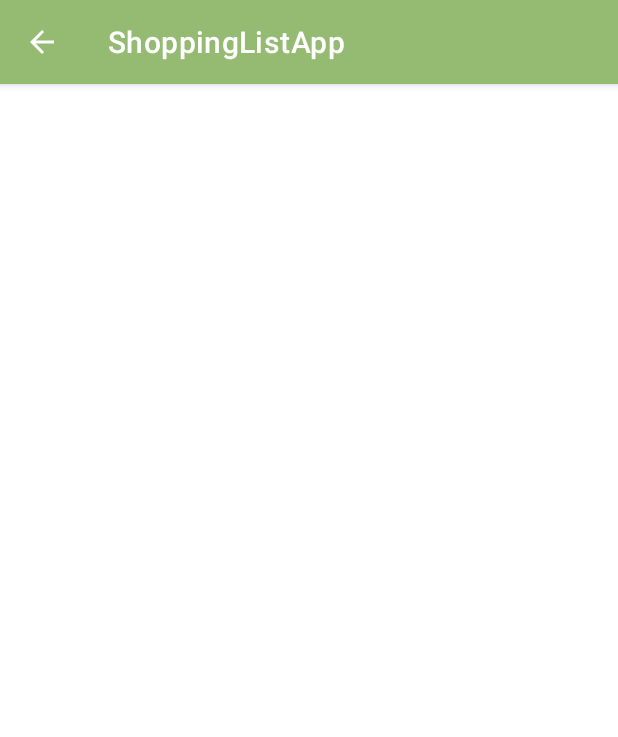
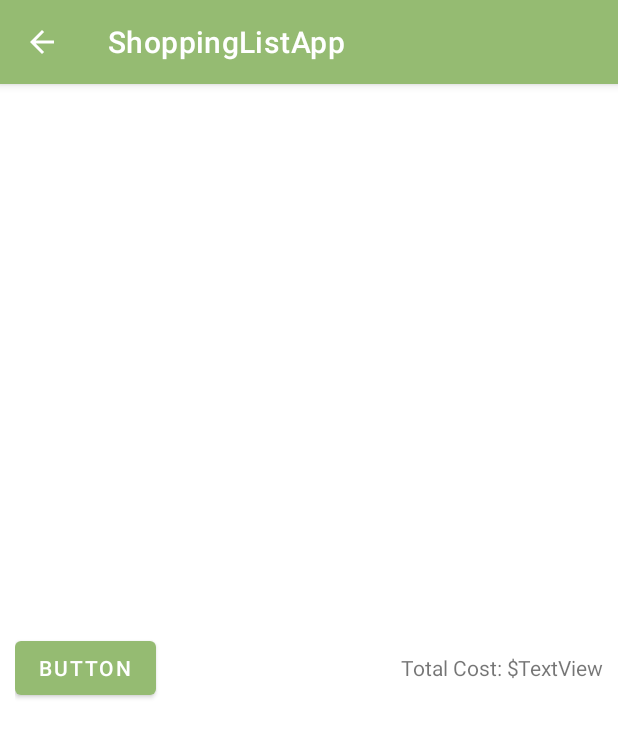
Before and after one commit to uss17127/ShoppingListApp, an Android app: the ReviewPurchasedItemsActivity screen opened directly, with no data from a screen before it, on a phone screen of 412 x 824 dp. Shown: the top 737 px of the screen. Run offline under Robolectric (Android 15) with nearby library versions, the phone set to English and light mode, and no system bars; our stand-ins replace Firebase (no records; nobody signed in at launch, a user with empty details on screens opened directly).

Commit message:
xml's updated

```diff
--- a/app/src/main/res/layout/activity_review_purchased_items.xml
+++ b/app/src/main/res/layout/activity_review_purchased_items.xml
@@ -12,11 +12,45 @@
         android:layout_height="wrap_content"
         android:layout_marginLeft="20dp"
         android:layout_marginTop="10dp"
+        android:layout_marginRight="20dp"
         android:layout_marginBottom="10dp"
-        android:layout_marginRight="20dp"
         android:scrollbars="vertical"
         app:layout_constraintEnd_toEndOf="parent"
         app:layout_constraintStart_toStartOf="parent"
         app:layout_constraintTop_toTopOf="parent" />
 
+    <LinearLayout
+        android:layout_width="match_parent"
+        android:layout_height="wrap_content"
+        android:orientation="horizontal"
+        android:paddingLeft="10dp"
+        android:paddingEnd="10dp"
+        app:layout_constraintBottom_toBottomOf="parent"
+        app:layout_constraintEnd_toEndOf="parent"
+        app:layout_constraintStart_toStartOf="parent"
+        app:layout_constraintTop_toBottomOf="@+id/recyclerView">
+
+        <Button
+            android:id="@+id/button12"
+            android:layout_width="wrap_content"
+            android:layout_height="wrap_content"
+            android:text="Button"
+            tools:text="Settle" />
+
+        <TextView
+            android:id="@+id/textView9"
+            android:layout_width="wrap_content"
+            android:layout_height="wrap_content"
+            android:layout_weight="1"
+            android:text="Total Cost: $"
+            android:textAlignment="textEnd" />
+
+        <TextView
+            android:id="@+id/totalPrice"
+            android:layout_width="wrap_content"
+            android:layout_height="wrap_content"
+            android:text="TextView"
+            tools:text="0.0" />
+    </LinearLayout>
+
 </androidx.constraintlayout.widget.ConstraintLayout>
--- a/app/src/main/res/layout/purchase_item.xml
+++ b/app/src/main/res/layout/purchase_item.xml
@@ -15,8 +15,7 @@
         android:layout_weight="1"
         app:cardBackgroundColor="#e6e6e6"
         app:cardElevation="3dp"
-        app:cardMaxElevation="3dp"
-        app:contentPadding="25dp">
+        app:cardMaxElevation="3dp">
 
         <LinearLayout
             android:layout_width="match_parent"
```
